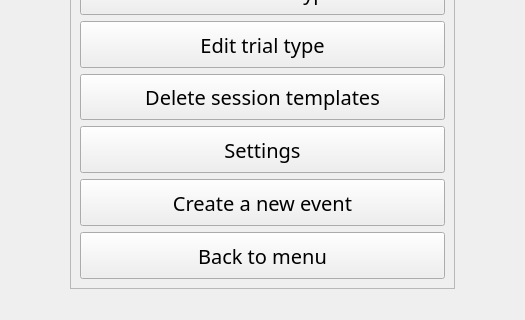
Qt form UI/system_main_plus.ui (KehatSudri/Behavior_System2.0) before a commit; both pictures show x 138 to 663 and y 273 to 593 of the 800 by 593 pixel window.
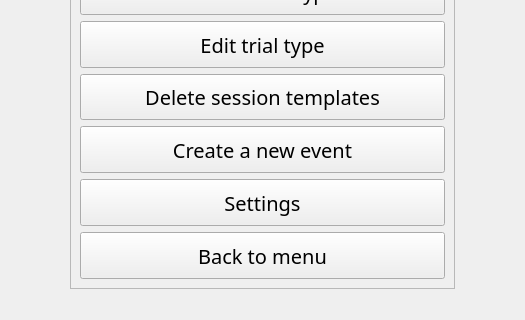
The same form after that commit.

Patch:
```diff
--- a/UI/system_main_plus.ui
+++ b/UI/system_main_plus.ui
@@ -38,8 +38,8 @@
           <rect>
            <x>0</x>
            <y>0</y>
-           <width>382</width>
-           <height>327</height>
+           <width>375</width>
+           <height>364</height>
           </rect>
          </property>
          <layout class="QVBoxLayout" name="verticalLayout">
@@ -97,24 +97,6 @@
             </property>
            </widget>
           </item>
-          <item>
-           <widget class="QPushButton" name="settings_pushButton">
-            <property name="sizePolicy">
-             <sizepolicy hsizetype="Expanding" vsizetype="Expanding">
-              <horstretch>0</horstretch>
-              <verstretch>0</verstretch>
-             </sizepolicy>
-            </property>
-            <property name="font">
-             <font>
-              <family>David</family>
-             </font>
-            </property>
-            <property name="text">
-             <string>Settings</string>
-            </property>
-           </widget>
-          </item>
           <item>
            <widget class="QPushButton" name="create_event_pushButton">
             <property name="sizePolicy">
@@ -133,6 +115,24 @@
             </property>
            </widget>
           </item>
+          <item>
+           <widget class="QPushButton" name="settings_pushButton">
+            <property name="sizePolicy">
+             <sizepolicy hsizetype="Expanding" vsizetype="Expanding">
+              <horstretch>0</horstretch>
+              <verstretch>0</verstretch>
+             </sizepolicy>
+            </property>
+            <property name="font">
+             <font>
+              <family>David</family>
+             </font>
+            </property>
+            <property name="text">
+             <string>Settings</string>
+            </property>
+           </widget>
+          </item>
           <item>
            <widget class="QPushButton" name="back_pushButton">
             <property name="sizePolicy">
```
